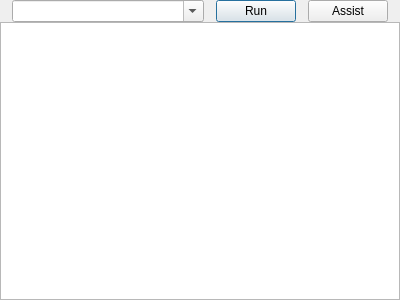
Qt form custumsql.ui (informationsea/Hyokai) before a commit.
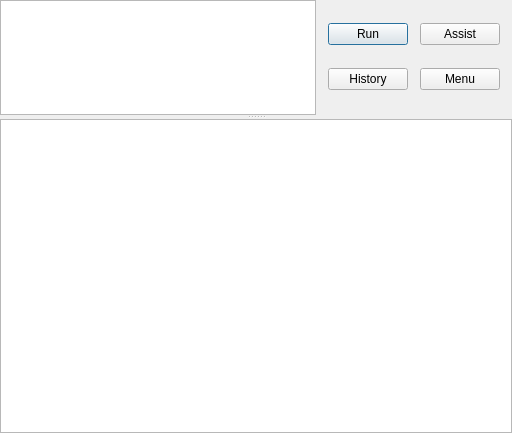
The same form after that commit. Custom widgets are drawn as their Qt base class.

What changed in the file:
```diff
--- a/custumsql.ui
+++ b/custumsql.ui
@@ -6,53 +6,59 @@
    <rect>
     <x>0</x>
     <y>0</y>
-    <width>400</width>
-    <height>300</height>
+    <width>512</width>
+    <height>433</height>
    </rect>
   </property>
   <property name="windowTitle">
    <string>Dialog</string>
   </property>
-  <layout class="QVBoxLayout" name="verticalLayout">
-   <property name="spacing">
-    <number>0</number>
-   </property>
+  <layout class="QVBoxLayout" name="verticalLayout_2">
    <property name="margin">
     <number>0</number>
    </property>
    <item>
-    <layout class="QHBoxLayout" name="horizontalLayout">
+    <widget class="QSplitter" name="splitter">
+     <property name="orientation">
+      <enum>Qt::Vertical</enum>
+     </property>
+     <property name="childrenCollapsible">
+      <bool>false</bool>
+     </property>
+     <widget class="QWidget" name="layoutWidget">
+      <layout class="QHBoxLayout" name="horizontalLayout_3">
      <property name="spacing">
-      <number>12</number>
-     </property>
-     <property name="leftMargin">
-      <number>12</number>
-     </property>
-     <property name="rightMargin">
-      <number>12</number>
+        <number>0</number>
      </property>
      <item>
-      <widget class="QComboBox" name="sql">
+        <widget class="SQLTextEdit" name="sql">
        <property name="sizePolicy">
-        <sizepolicy hsizetype="Expanding" vsizetype="Fixed">
+          <sizepolicy hsizetype="Expanding" vsizetype="Preferred">
          <horstretch>0</horstretch>
-         <verstretch>0</verstretch>
-        </sizepolicy>
-       </property>
-       <property name="editable">
-        <bool>true</bool>
-       </property>
-       <property name="insertPolicy">
-        <enum>QComboBox::NoInsert</enum>
-       </property>
-       <property name="sizeAdjustPolicy">
-        <enum>QComboBox::AdjustToMinimumContentsLength</enum>
-       </property>
-       <property name="minimumContentsLength">
-        <number>10</number>
+           <verstretch>1</verstretch>
+          </sizepolicy>
+         </property>
+         <property name="plainText">
+          <string notr="true"/>
        </property>
       </widget>
      </item>
+       <item>
+        <layout class="QVBoxLayout" name="verticalLayout">
+         <property name="spacing">
+          <number>0</number>
+         </property>
+         <item>
+          <layout class="QHBoxLayout" name="horizontalLayout">
+           <property name="spacing">
+            <number>12</number>
+           </property>
+           <property name="leftMargin">
+            <number>12</number>
+           </property>
+           <property name="rightMargin">
+            <number>12</number>
+           </property>
      <item>
       <widget class="QPushButton" name="pushButton">
        <property name="text">
@@ -73,10 +79,48 @@
     </layout>
    </item>
    <item>
+          <layout class="QHBoxLayout" name="horizontalLayout_2">
+           <property name="spacing">
+            <number>12</number>
+           </property>
+           <property name="leftMargin">
+            <number>12</number>
+           </property>
+           <property name="rightMargin">
+            <number>12</number>
+           </property>
+           <item>
+            <widget class="QPushButton" name="historyButton">
+             <property name="text">
+              <string>History</string>
+             </property>
+            </widget>
+           </item>
+           <item>
+            <widget class="QPushButton" name="menuButton">
+             <property name="text">
+              <string>Menu</string>
+             </property>
+            </widget>
+           </item>
+          </layout>
+         </item>
+        </layout>
+       </item>
+      </layout>
+     </widget>
     <widget class="QTableView" name="tableView"/>
+    </widget>
    </item>
   </layout>
  </widget>
+ <customwidgets>
+  <customwidget>
+   <class>SQLTextEdit</class>
+   <extends>QPlainTextEdit</extends>
+   <header>sqltextedit.h</header>
+  </customwidget>
+ </customwidgets>
  <resources/>
  <connections/>
 </ui>
```
Lines whose indentation alone changed are shown as unchanged.
